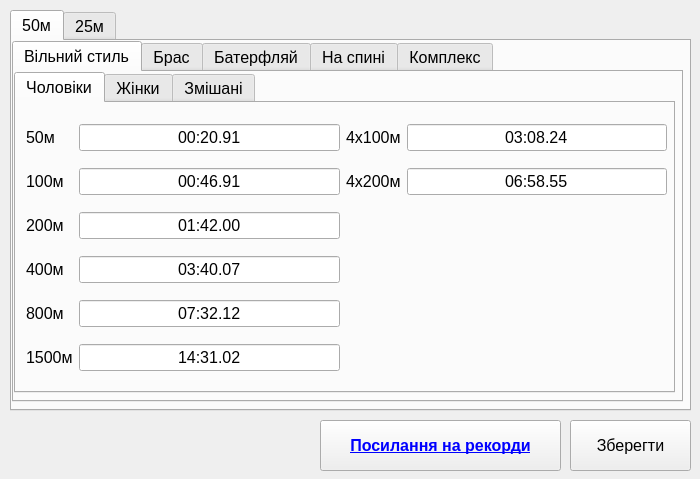
Qt form settingsrecords.ui (AgMUH/SwimAssist) before a commit.
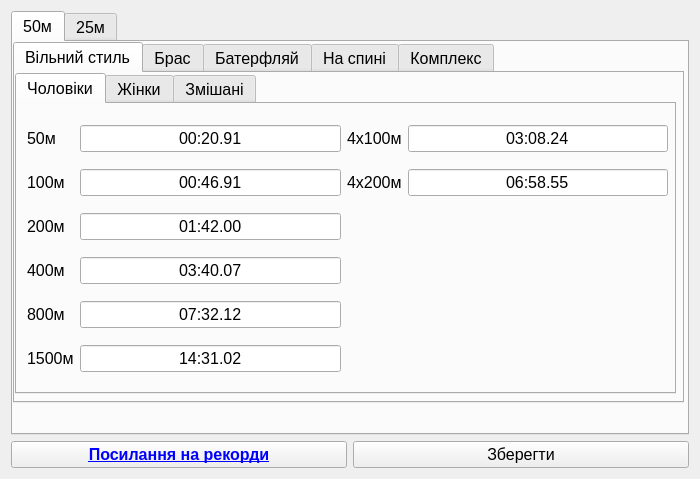
The same form after that commit.

What changed in the file:
```diff
--- a/settingsrecords.ui
+++ b/settingsrecords.ui
@@ -13,15 +13,9 @@
   <property name="windowTitle">
    <string>Рекорди</string>
   </property>
+  <layout class="QGridLayout" name="gridLayout_6">
+   <item row="0" column="0" colspan="2">
   <widget class="QTabWidget" name="tabWidget_25or50">
-   <property name="geometry">
-    <rect>
-     <x>10</x>
-     <y>10</y>
-     <width>681</width>
-     <height>401</height>
-    </rect>
-   </property>
    <property name="font">
     <font>
      <pointsize>12</pointsize>
@@ -2219,33 +2213,9 @@
     </widget>
    </widget>
   </widget>
-  <widget class="QPushButton" name="pushButton_save_recordsSettings">
-   <property name="geometry">
-    <rect>
-     <x>570</x>
-     <y>420</y>
-     <width>121</width>
-     <height>51</height>
-    </rect>
-   </property>
-   <property name="font">
-    <font>
-     <pointsize>12</pointsize>
-    </font>
-   </property>
-   <property name="text">
-    <string>Зберегти</string>
-   </property>
-  </widget>
+   </item>
+   <item row="1" column="0">
   <widget class="QPushButton" name="pushButton_openLinkRecords">
-   <property name="geometry">
-    <rect>
-     <x>320</x>
-     <y>420</y>
-     <width>241</width>
-     <height>51</height>
-    </rect>
-   </property>
    <property name="font">
     <font>
      <pointsize>12</pointsize>
@@ -2262,6 +2232,20 @@
     <string>Посилання на рекорди</string>
    </property>
   </widget>
+   </item>
+   <item row="1" column="1">
+    <widget class="QPushButton" name="pushButton_save_recordsSettings">
+     <property name="font">
+      <font>
+       <pointsize>12</pointsize>
+      </font>
+     </property>
+     <property name="text">
+      <string>Зберегти</string>
+     </property>
+    </widget>
+   </item>
+  </layout>
  </widget>
  <resources/>
  <connections/>
```
Lines whose indentation alone changed are shown as unchanged.
